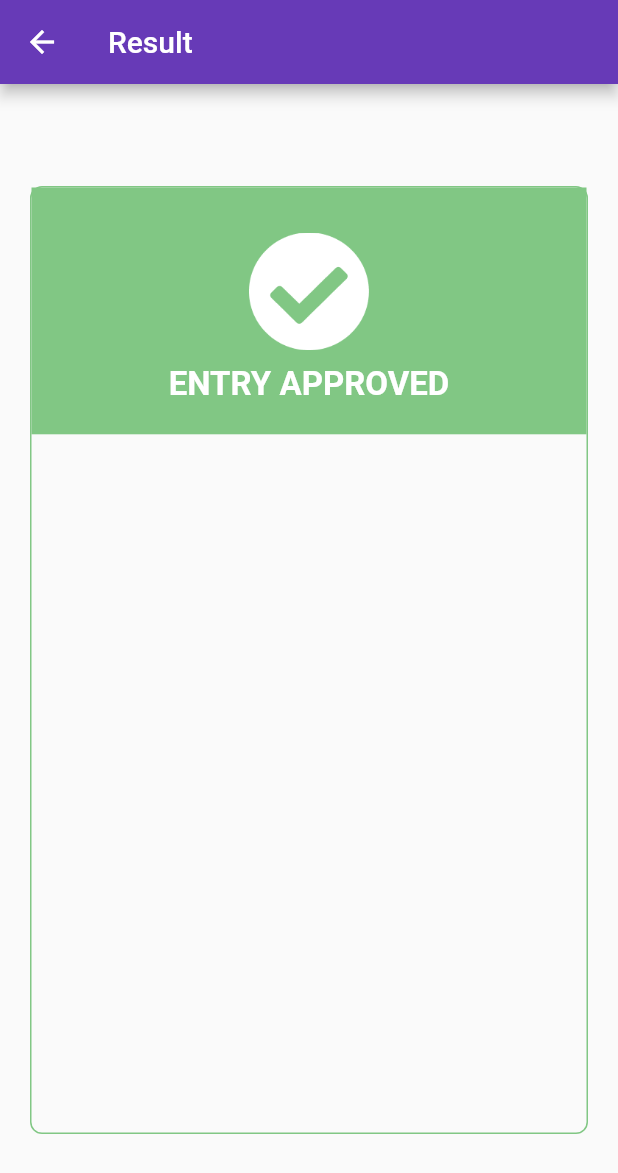
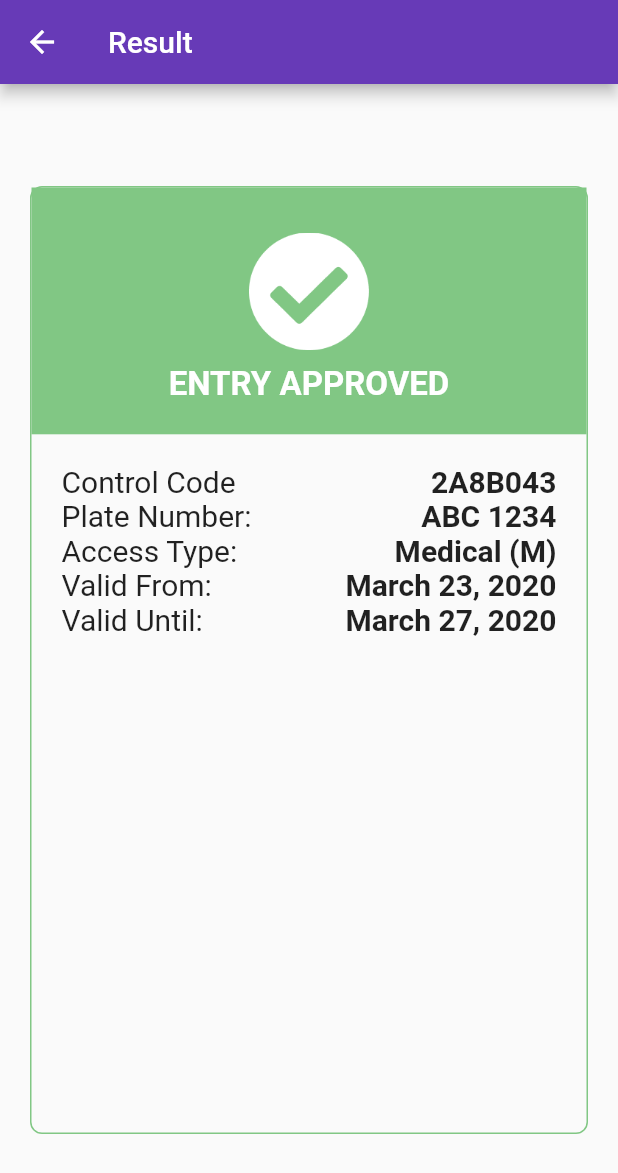
Before and after one commit to ginduc/rapidpass-checkpoint, a Flutter app: the PassOkScreen screen opened by its route, on a phone screen of 412 x 824 dp. Shown: the top 1173 px of the screen. Run offline on Flutter 3.47's test engine with Material 2 defaults, Android fonts, the phone set to English and light mode, and no system bars; missing offline and left inert: barcode_scan, device_id.

Commit message:
Slowly implementing the "Pass Ok" screen

```diff
--- a/lib/screens/pass_ok.dart
+++ b/lib/screens/pass_ok.dart
@@ -10,6 +10,14 @@ class PassOkScreen extends StatelessWidget {
 
   @override
   Widget build(BuildContext context) {
+    final tableTextStyle = TextStyle(fontSize: 20.0);
+    final tableData = {
+      'Control Code': '2A8B043',
+      'Plate Number:': 'ABC 1234',
+      'Access Type:': 'Medical (M)',
+      'Valid From:': 'March 23, 2020',
+      'Valid Until:': 'March 27, 2020',
+    };
     return Scaffold(
         appBar: AppBar(title: Text('Result')),
         body: Padding(
@@ -50,6 +58,23 @@ class PassOkScreen extends StatelessWidget {
                         ),
                       ),
                     ),
+                    Padding(
+                        padding: const EdgeInsets.all(20.0),
+                        child: Table(
+                            children: tableData.entries
+                                .map((e) => TableRow(children: [
+                                      Text(
+                                        e.key,
+                                        style: tableTextStyle,
+                                      ),
+                                      Text(
+                                        e.value,
+                                        textAlign: TextAlign.right,
+                                        style: tableTextStyle.copyWith(
+                                            fontWeight: FontWeight.bold),
+                                      )
+                                    ]))
+                                .toList())),
                   ]))),
         ));
   }
```
